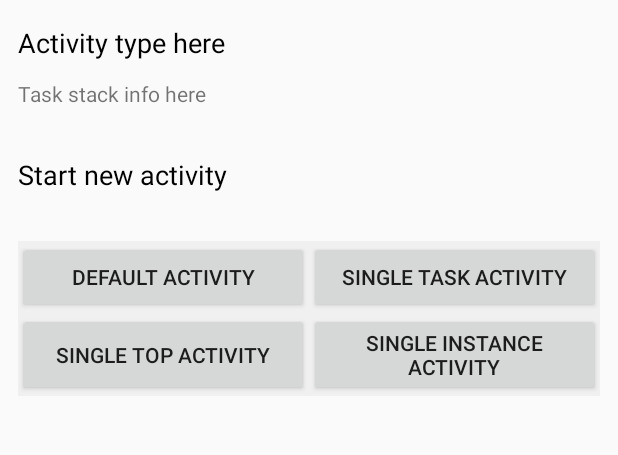
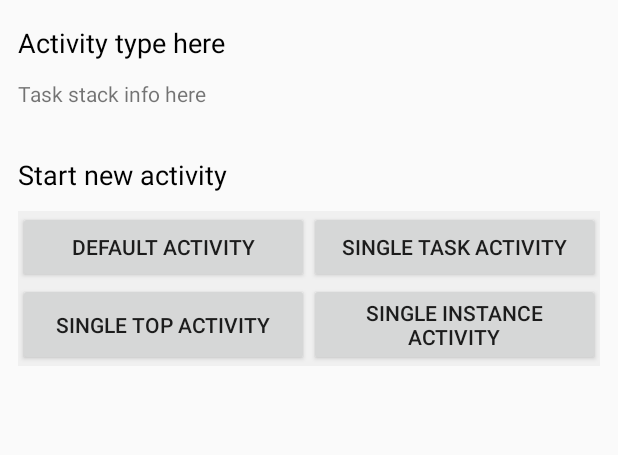
Before and after one commit to milosmns/android-task-stack-example, an Android app: the layout activity_layout.xml on its own in the app's theme, with its tools: preview values and no code run, on a phone screen of 412 x 824 dp, the part 84-539 px from its top. Run offline under Robolectric (Android 15) with nearby library versions, the phone set to English and light mode, and no system bars.

Commit message:
Removing unnecessary paddings and fixing strings

```diff
--- a/app/src/main/res/layout/activity_layout.xml
+++ b/app/src/main/res/layout/activity_layout.xml
@@ -66,7 +66,6 @@
             android:layout_height="wrap_content"
             android:layout_margin="@dimen/spacing_normal"
             android:layout_marginTop="11dp"
-            android:paddingBottom="@dimen/spacing_mega"
             android:paddingTop="@dimen/spacing_mega"
             android:text="@string/start_new_label"
             android:textColor="@android:color/black"
```
Also changed, not shown: app/src/main/res/values/strings.xml (+4 -3 lines).
